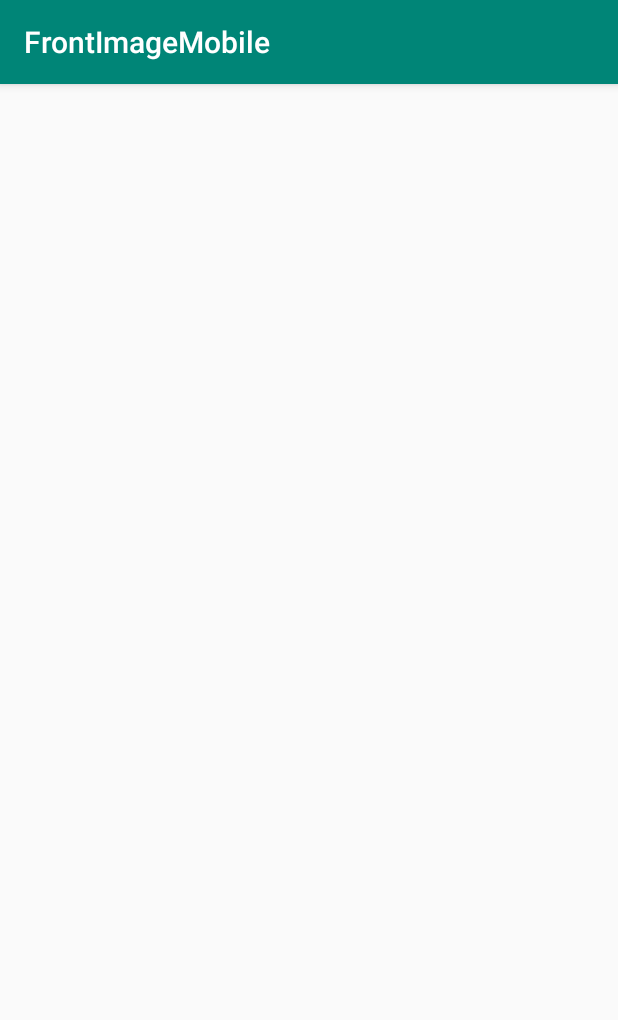
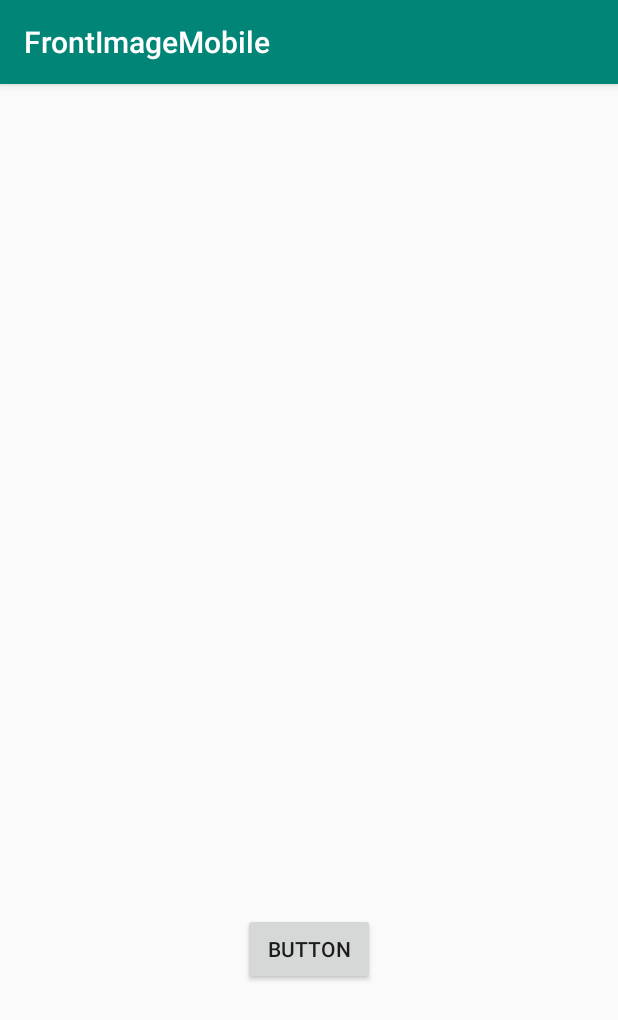
Before and after one commit to giac-imt/imageMobile, an Android app: the PhotoActivity screen opened directly, with no data from a screen before it, on a phone screen of 412 x 824 dp. Shown: the top 1020 px of the screen. Run offline under Robolectric (Android 15) with nearby library versions, the phone set to English and light mode, and no system bars; our stand-ins replace Volley; 1 statement that could not run was skipped.

Commit message:
changement API pour téléphoone + ajout d'un bouton pour test connexion front/back

```diff
--- a/FrontImageMobile/app/build.gradle
+++ b/FrontImageMobile/app/build.gradle
@@ -4,7 +4,7 @@ android {
     compileSdkVersion 27
     defaultConfig {
         applicationId "imt.fr.frontimagemobile"
-        minSdkVersion 26
+        minSdkVersion 24
         targetSdkVersion 27
         versionCode 1
         versionName "1.0"
@@ -23,6 +23,7 @@ dependencies {
     implementation 'com.android.support:appcompat-v7:27.1.1'
     implementation 'com.android.support.constraint:constraint-layout:1.1.3'
     implementation 'com.jakewharton:butterknife:8.8.1'
+    implementation 'com.android.volley:volley:1.1.0'
     testImplementation 'junit:junit:4.12'
     androidTestImplementation 'com.android.support.test:runner:1.0.2'
     androidTestImplementation 'com.android.support.test.espresso:espresso-core:3.0.2'
--- a/FrontImageMobile/app/src/main/res/layout/activity_photo.xml
+++ b/FrontImageMobile/app/src/main/res/layout/activity_photo.xml
@@ -1,12 +1,32 @@
 <?xml version="1.0" encoding="utf-8"?>
 <android.support.constraint.ConstraintLayout
     xmlns:android="http://schemas.android.com/apk/res/android"
+    xmlns:app="http://schemas.android.com/apk/res-auto"
+    xmlns:tools="http://schemas.android.com/tools"
     android:layout_width="match_parent"
     android:layout_height="match_parent">
 
     <ImageView
         android:id="@+id/image_camera"
         android:layout_width="match_parent"
-        android:layout_height="match_parent" />
+        android:layout_height="wrap_content"
+        android:layout_marginTop="8dp"
+        android:layout_marginBottom="8dp"
+        app:layout_constraintBottom_toBottomOf="parent"
+        app:layout_constraintTop_toTopOf="parent" />
+
+    <Button
+        android:id="@+id/button"
+        android:layout_width="wrap_content"
+        android:layout_height="wrap_content"
+        android:layout_marginStart="8dp"
+        android:layout_marginTop="8dp"
+        android:layout_marginEnd="8dp"
+        android:layout_marginBottom="8dp"
+        android:text="Button"
+        app:layout_constraintBottom_toBottomOf="parent"
+        app:layout_constraintEnd_toEndOf="parent"
+        app:layout_constraintStart_toStartOf="parent"
+        app:layout_constraintTop_toBottomOf="@+id/image_camera" />
 
 </android.support.constraint.ConstraintLayout>
```
Also changed, not shown: FrontImageMobile/app/src/main/java/imt/fr/frontimagemobile/PhotoActivity.java (+43 -0 lines), 2 other files.
